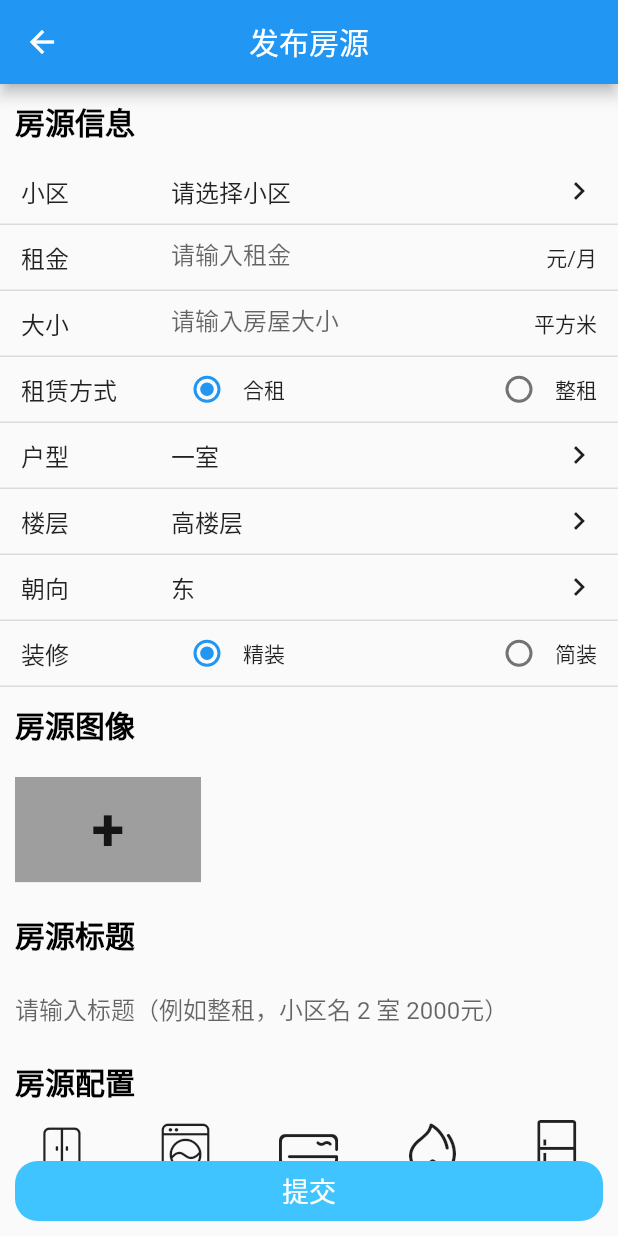
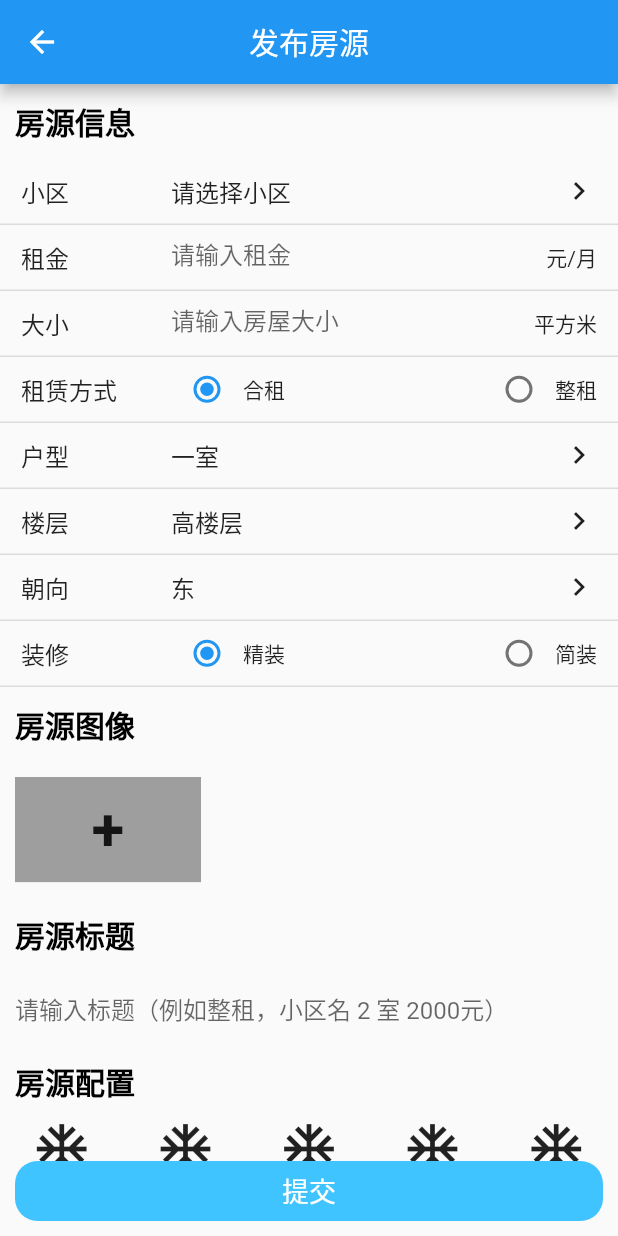
Before and after one commit to fengzaifen/flutter, a Flutter app: the RoomAddPage screen opened by its route, on a phone screen of 412 x 824 dp. Run offline on Flutter 3.47's test engine with Material 2 defaults, Android fonts, the phone set to English and light mode, and no system bars; our stand-ins replace card_swiper, fluro, fluttertoast, image_picker, share and 1 more; missing offline and left inert: dart:ffi; network calls fail; project files that could hold a hidden picture were left out.

Commit message:
新版flutter不支持字体图标打包

```diff
--- a/flutter_goodhouse_app/lib/components/room_appliance.dart
+++ b/flutter_goodhouse_app/lib/components/room_appliance.dart
@@ -61,7 +61,8 @@ class _RoomApplianceState extends State<RoomAppliance> {
                     child: Column(
                       children: [
                         Icon(
-                          IconData(e.iconPoint, fontFamily: Config.CommonIcon),
+                          // IconData(e.iconPoint, fontFamily: Config.CommonIcon),
+                          Icons.ac_unit_outlined,
                           size: 40.0,
                         ),
                         Padding(
@@ -110,8 +111,8 @@ class _RoomApplianceListState extends State<RoomApplianceList> {
                       child: Column(children: <Widget>[
                         Icon(
                             //字体图标的使用
-                            IconData(item.iconPoint,
-                                fontFamily: Config.CommonIcon),
+                            // IconData(item.iconPoint, fontFamily: Config.CommonIcon),
+                            Icons.ac_unit_outlined,
                             size: 40.0),
                         Padding(
                           padding: EdgeInsets.all(10.0),
```
